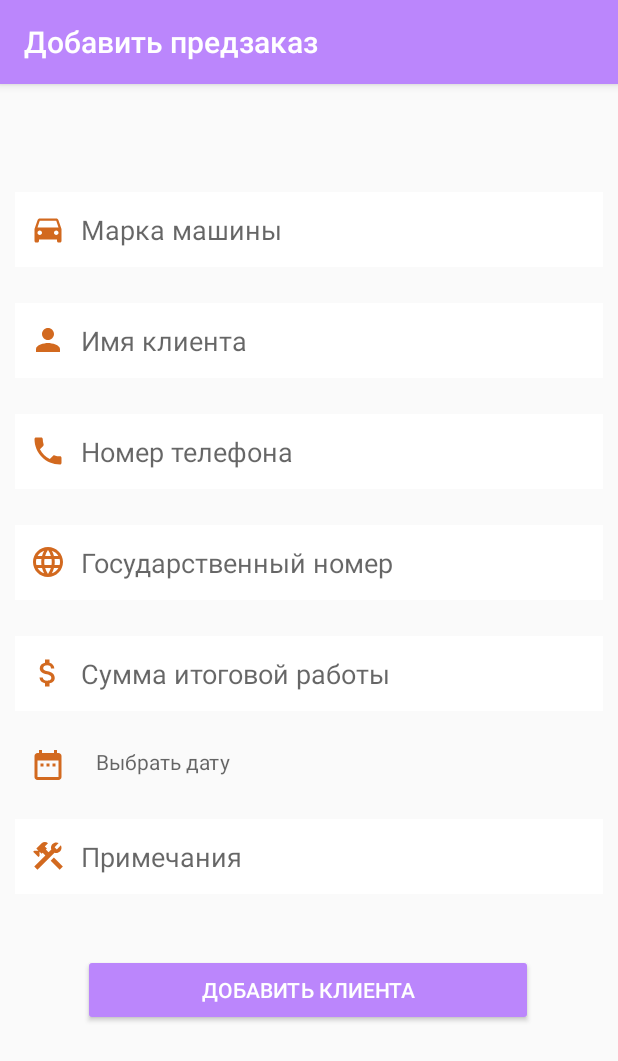
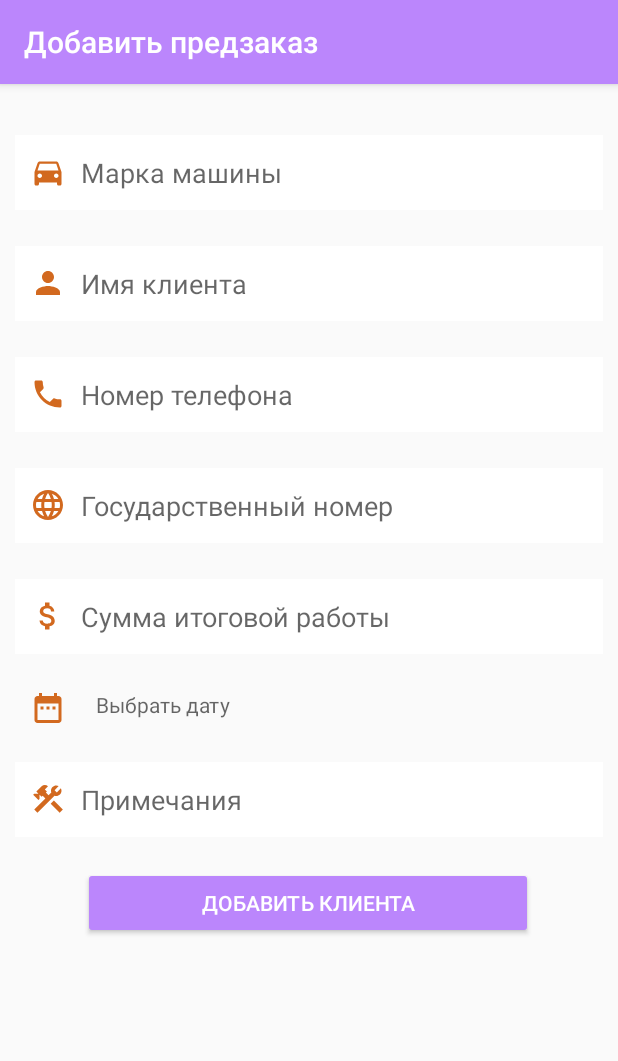
Before and after one commit to nzhusupali/Al-burak, an Android app: the PreOrderAddCar screen opened directly, with no data from a screen before it, on a phone screen of 412 x 824 dp. Shown: the top 1061 px of the screen. Run offline under Robolectric (Android 15) with nearby library versions, the phone set to English and light mode, and no system bars; our stand-ins replace Firebase (no records; nobody signed in at launch, a user with empty details on screens opened directly).

Commit message:
v 1.2.2 Исправил баги на маленьких дисплеях

```diff
--- a/app/build.gradle
+++ b/app/build.gradle
@@ -13,7 +13,7 @@ android {
         minSdkVersion 21
         targetSdkVersion 30
         versionCode 1
-        versionName "1.2"
+        versionName "1.2.2"
         multiDexEnabled = true
 
         testInstrumentationRunner "androidx.test.runner.AndroidJUnitRunner"
--- a/app/src/main/java/nzhusupali/project/al_burak/MainActivity.kt
+++ b/app/src/main/java/nzhusupali/project/al_burak/MainActivity.kt
@@ -25,6 +25,8 @@ class MainActivity : AppCompatActivity() {
 
         binding = ActivityMainBinding.inflate(layoutInflater)
         setContentView(binding.root)
+
+
 
         val navView: BottomNavigationView = binding.navView
         val navController = findNavController(R.id.nav_host_fragment_activity_main)
--- a/app/src/main/res/layout/activity_main.xml
+++ b/app/src/main/res/layout/activity_main.xml
@@ -3,6 +3,7 @@
     xmlns:app="http://schemas.android.com/apk/res-auto"
     android:id="@+id/container"
     android:layout_width="match_parent"
+    android:forceDarkAllowed="false"
     android:layout_height="match_parent">
 
     <com.google.android.material.bottomnavigation.BottomNavigationView
--- a/app/src/main/res/layout/activity_pre_order_add_car.xml
+++ b/app/src/main/res/layout/activity_pre_order_add_car.xml
@@ -1,5 +1,5 @@
 <?xml version="1.0" encoding="utf-8"?>
-<androidx.constraintlayout.widget.ConstraintLayout xmlns:android="http://schemas.android.com/apk/res/android"
+<ScrollView xmlns:android="http://schemas.android.com/apk/res/android"
     xmlns:app="http://schemas.android.com/apk/res-auto"
     xmlns:tools="http://schemas.android.com/tools"
     android:layout_width="match_parent"
@@ -7,14 +7,18 @@
     android:padding="10dp"
     tools:context=".PreOrderAddCar">
 
+        <androidx.constraintlayout.widget.ConstraintLayout
+            android:layout_width="match_parent"
+            android:layout_height="wrap_content">
+
                 <AutoCompleteTextView
                     android:id="@+id/carName_preOrder"
                     style="@style/ET_Complete_AddCar"
-            android:layout_marginTop="62dp"
                     android:autofillHints="@string/CarBrand"
                     android:drawableStart="@drawable/ic_car"
                     android:hint="@string/CarBrand"
                     app:layout_constraintEnd_toEndOf="parent"
+                    app:layout_constraintHorizontal_bias="0.0"
                     app:layout_constraintStart_toStartOf="parent"
                     app:layout_constraintTop_toTopOf="parent" />
 
@@ -94,7 +98,7 @@
                     android:id="@+id/addClient_preOrder"
                     android:layout_width="300dp"
                     android:layout_height="wrap_content"
-        android:layout_marginTop="40dp"
+                    android:layout_marginTop="20dp"
                     android:text="@string/addClient"
                     android:textColor="@color/ButtonTextColor"
                     app:backgroundTint="@color/ButtonColor"
@@ -104,3 +108,5 @@
                     app:layout_constraintTop_toBottomOf="@+id/notes_preOrder" />
 
         </androidx.constraintlayout.widget.ConstraintLayout>
+
+</ScrollView>
--- a/app/src/main/res/values-night/themes.xml
+++ b/app/src/main/res/values-night/themes.xml
@@ -1,6 +1,6 @@
 <resources xmlns:tools="http://schemas.android.com/tools">
     <!-- Base application theme. -->
-    <style name="Theme.Alburak" parent="Theme.MaterialComponents.DayNight.DarkActionBar.Bridge">
+    <style name="Theme.Alburak" parent="Theme.MaterialComponents.Light.DarkActionBar.Bridge">
         <!-- Primary brand color. -->
         <item name="colorPrimary">@color/purple_200</item>
         <item name="colorPrimaryVariant">@color/purple_200</item>
--- a/app/src/main/res/values/strings.xml
+++ b/app/src/main/res/values/strings.xml
@@ -42,6 +42,7 @@
 
     //EndPreOrder
     <string name="endPreOrder">Завершить предзаказ</string>
+    <string name="waitTaskAddCar">Машина добавляется. Программа откроет главный экран по завершению своей работы.</string>
     <string name="congratulationsNurislam">Поздравляю с новым клиентом, Нурислам ожидает немного шекелей</string>
 
 
--- a/app/src/main/res/values/themes.xml
+++ b/app/src/main/res/values/themes.xml
@@ -1,6 +1,6 @@
 <resources xmlns:tools="http://schemas.android.com/tools">
     <!-- Base application theme. -->
-    <style name="Theme.Alburak" parent="Theme.MaterialComponents.DayNight.DarkActionBar.Bridge">
+    <style name="Theme.Alburak" parent="Theme.MaterialComponents.Light.DarkActionBar.Bridge">
         <!-- Primary brand color. -->
         <item name="colorPrimary">@color/purple_200</item>
         <item name="colorPrimaryVariant">@color/purple_200</item>
@@ -12,6 +12,8 @@
         <!-- Status bar color. -->
         <item name="android:statusBarColor" tools:targetApi="l">?attr/colorPrimaryVariant</item>
         <!-- Customize your theme here. -->
+        <item name="android:forceDarkAllowed" tools:targetApi="q">false</item>
+
 
 
 
```
Also changed, not shown: app/src/main/java/nzhusupali/project/al_burak/ActivityEndPreOrder.kt (+4 -4 lines), app/src/main/res/layout/activity_complete_add_car.xml (+9 -3 lines), app/src/main/res/layout/activity_edit_complete_item.xml (+7 -2 lines), app/src/main/res/layout/activity_edit_item_pre_order.xml (+7 -1 lines), app/src/main/res/layout/activity_end_pre_order.xml (+12 -4 lines), app/src/main/res/layout/bottom_sheet_client_list_completed.xml (+10 -4 lines), app/src/main/res/layout/bottom_sheet_client_list_pre_order.xml (+11 -6 lines). Lines whose indentation alone changed are shown as unchanged.
